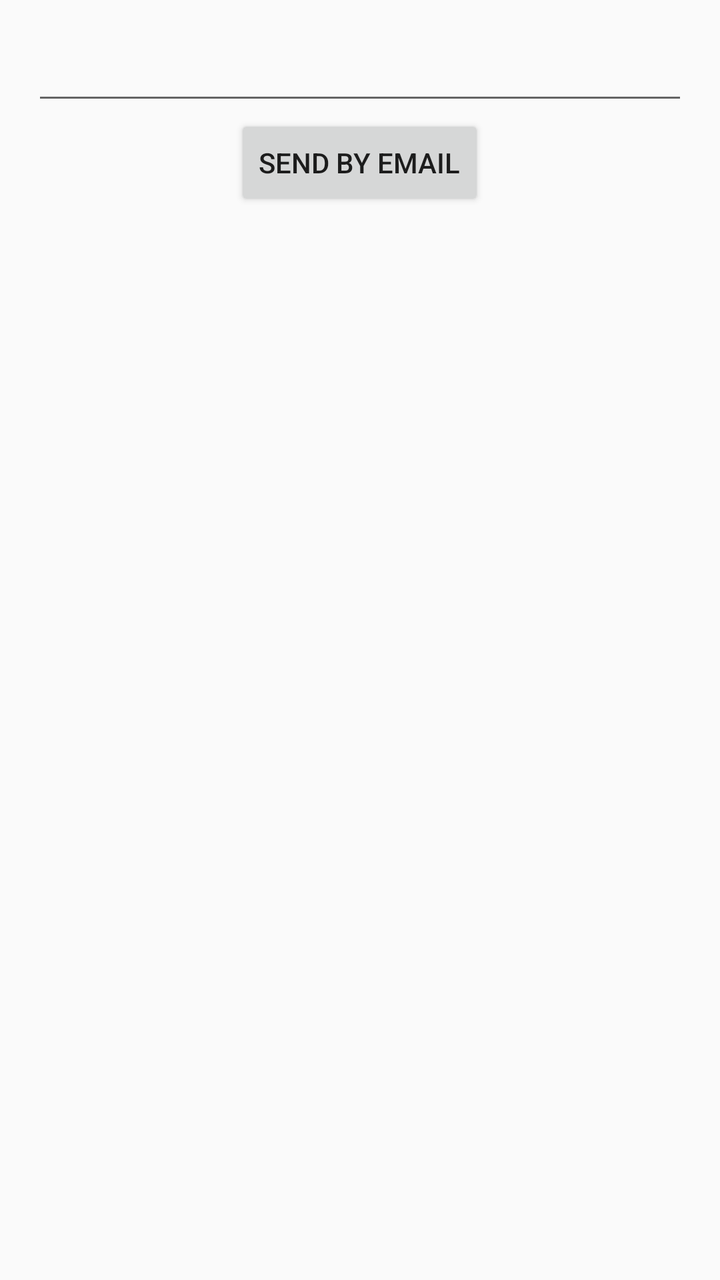
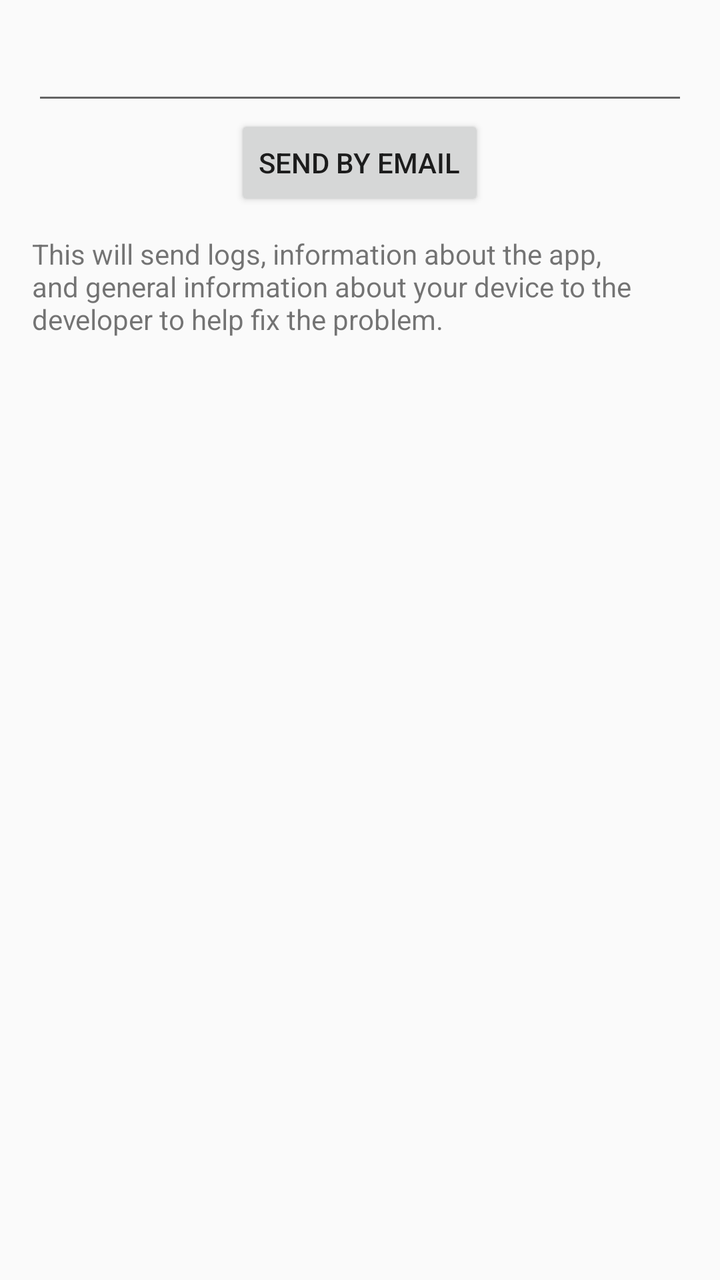

Two renders of the same Android screen: before a commit and after it. Below are the layout's source before the change and the commit's diff.
<!-- AndroidManifest.xml: application theme AppTheme -->
<!-- res/layout/activity_enter_feedback.xml -->
<?xml version="1.0" encoding="utf-8"?>
<ScrollView
	android:id="@+id/activity_report_problem"
	xmlns:android="http://schemas.android.com/apk/res/android"
	xmlns:tools="http://schemas.android.com/tools"
	android:layout_width="match_parent"
	android:layout_height="match_parent"
	tools:context="samuelpalmer.sensorautorotation.processes.ui.feedback.EnterFeedbackActivity">

	<RelativeLayout
		android:layout_width="match_parent"
		android:layout_height="wrap_content"
		android:paddingBottom="@dimen/activity_vertical_margin"
		android:paddingLeft="@dimen/activity_horizontal_margin"
		android:paddingRight="@dimen/activity_horizontal_margin"
		android:paddingTop="@dimen/activity_vertical_margin">

		<EditText
			android:id="@+id/feedback_description"
			android:layout_width="match_parent"
			android:layout_height="wrap_content"
			android:inputType="textMultiLine|textCapSentences|textAutoCorrect"
			/>

		<Button
			android:text="@string/enter_feedback_send"
			android:layout_width="wrap_content"
			android:layout_height="wrap_content"
			android:layout_below="@+id/feedback_description"
			android:layout_centerHorizontal="true"
			android:id="@+id/feedback_send"/>

	</RelativeLayout>

</ScrollView>
<!-- resources referenced by this layout -->
<resources>
  <dimen name="activity_horizontal_margin">16dp</dimen>
  <dimen name="activity_vertical_margin">16dp</dimen>
  <string name="enter_feedback_send">Send by email</string>
  <style name="AppTheme" parent="Theme.AppCompat.Light.DarkActionBar">
  		<item name="colorPrimary">@color/primary_500</item>
  		<item name="colorPrimaryDark">@color/primary_700</item>
  		<item name="colorAccent">@color/accent_700</item>
  	</style>
  <color name="primary_500">#795548</color>
  <color name="primary_700">#5D4037</color>
  <color name="accent_700">#0091EA</color>
</resources>

<!-- the commit's change to res/layout/activity_enter_feedback.xml (unified diff, before → after) -->
@@ -7,13 +7,14 @@
 	android:layout_height="match_parent"
 	tools:context="samuelpalmer.sensorautorotation.processes.ui.feedback.EnterFeedbackActivity">
 
-	<RelativeLayout
+	<LinearLayout
 		android:layout_width="match_parent"
 		android:layout_height="wrap_content"
 		android:paddingBottom="@dimen/activity_vertical_margin"
 		android:paddingLeft="@dimen/activity_horizontal_margin"
 		android:paddingRight="@dimen/activity_horizontal_margin"
-		android:paddingTop="@dimen/activity_vertical_margin">
+		android:paddingTop="@dimen/activity_vertical_margin"
+		android:orientation="vertical">
 
 		<EditText
 			android:id="@+id/feedback_description"
@@ -23,13 +24,22 @@
 			/>
 
 		<Button
+			android:id="@+id/feedback_send"
 			android:text="@string/enter_feedback_send"
 			android:layout_width="wrap_content"
 			android:layout_height="wrap_content"
-			android:layout_below="@+id/feedback_description"
-			android:layout_centerHorizontal="true"
-			android:id="@+id/feedback_send"/>
+			android:layout_gravity="center_horizontal"
+			/>
 
-	</RelativeLayout>
+		
+		<TextView
+			android:id="@+id/feedback_disclosure"
+			android:layout_width="match_parent"
+			android:layout_height="wrap_content"
+			android:layout_marginTop="12dp"
+			android:text="@string/report_problem_disclosure"
+			/>
+
+	</LinearLayout>
 
 </ScrollView>
<!-- resource entries referenced after the edit -->
@@ -3,6 +3,7 @@
   <dimen name="activity_horizontal_margin">16dp</dimen>
   <dimen name="activity_vertical_margin">16dp</dimen>
   <string name="enter_feedback_send">Send by email</string>
+  <string name="report_problem_disclosure">"This will send logs, information about the app, and general information about your device to the developer to help fix the problem."</string>
   <style name="AppTheme" parent="Theme.AppCompat.Light.DarkActionBar">
   		<item name="colorPrimary">@color/primary_500</item>
   		<item name="colorPrimaryDark">@color/primary_700</item>
